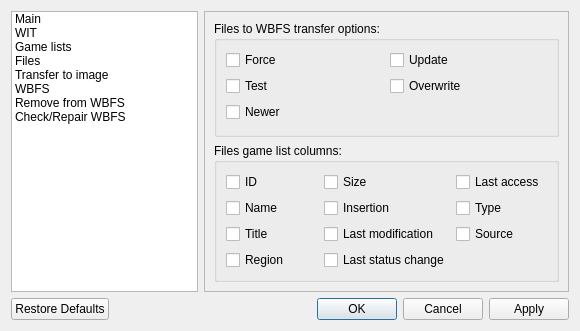
Before: the Qt Designer form resources/ui/settings.ui in evertonstz/wiibafu, drawn with Qt 5.
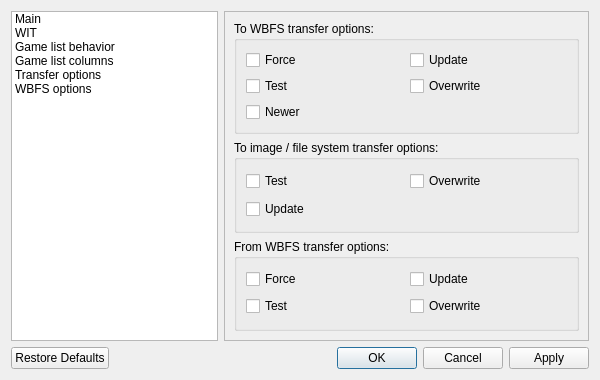
After: the same form once the commit is applied. The open tabs and pages were chosen to show the change. Icons and pictures are not drawn.

Commit message: All transfer routines re-written, settings adapted

```diff
--- a/resources/ui/settings.ui
+++ b/resources/ui/settings.ui
@@ -6,8 +6,8 @@
    <rect>
     <x>0</x>
     <y>0</y>
-    <width>580</width>
-    <height>331</height>
+    <width>600</width>
+    <height>380</height>
    </rect>
   </property>
   <property name="windowTitle">
@@ -41,32 +41,22 @@
      </item>
      <item>
       <property name="text">
-       <string>Game lists</string>
+       <string>Game list behavior</string>
       </property>
      </item>
      <item>
       <property name="text">
-       <string>Files</string>
+       <string>Game list columns</string>
       </property>
      </item>
      <item>
       <property name="text">
-       <string>Transfer to image</string>
+       <string>Transfer options</string>
       </property>
      </item>
      <item>
       <property name="text">
-       <string>WBFS</string>
-      </property>
-     </item>
-     <item>
-      <property name="text">
-       <string>Remove from WBFS</string>
-      </property>
-     </item>
-     <item>
-      <property name="text">
-       <string>Check/Repair WBFS</string>
+       <string>WBFS options</string>
       </property>
      </item>
     </widget>
@@ -618,53 +608,9 @@
        </item>
       </layout>
      </widget>
-     <widget class="QWidget" name="Files">
-      <layout class="QGridLayout" name="gridLayout_5">
-       <item row="0" column="0">
-        <widget class="QGroupBox" name="filesToWBFS_groupBox_Options">
-         <property name="title">
-          <string>Files to WBFS transfer options:</string>
-         </property>
-         <layout class="QGridLayout" name="gridLayout_3">
-          <item row="0" column="0">
-           <widget class="QCheckBox" name="filesToWBFS_checkBox_Force">
-            <property name="text">
-             <string>Force</string>
-            </property>
-           </widget>
-          </item>
-          <item row="2" column="0">
-           <widget class="QCheckBox" name="filesToWBFS_checkBox_Newer">
-            <property name="text">
-             <string>Newer</string>
-            </property>
-           </widget>
-          </item>
-          <item row="1" column="0">
-           <widget class="QCheckBox" name="filesToWBFS_checkBox_Test">
-            <property name="text">
-             <string>Test</string>
-            </property>
-           </widget>
-          </item>
-          <item row="0" column="1">
-           <widget class="QCheckBox" name="filesToWBFS_checkBox_Update">
-            <property name="text">
-             <string>Update</string>
-            </property>
-           </widget>
-          </item>
-          <item row="1" column="1">
-           <widget class="QCheckBox" name="filesToWBFS_checkBox_Overwrite">
-            <property name="text">
-             <string>Overwrite</string>
-            </property>
-           </widget>
-          </item>
-         </layout>
-        </widget>
-       </item>
-       <item row="1" column="0">
+     <widget class="QWidget" name="page">
+      <layout class="QVBoxLayout" name="verticalLayout_6">
+       <item>
         <widget class="QGroupBox" name="filesToWBFS_groupBox_GameListColumns">
          <property name="title">
           <string>Files game list columns:</string>
@@ -750,85 +696,7 @@
          </layout>
         </widget>
        </item>
-      </layout>
-     </widget>
-     <widget class="QWidget" name="DVD">
-      <layout class="QGridLayout" name="gridLayout_7">
-       <item row="0" column="0">
-        <widget class="QGroupBox" name="transferToImage_groupBox_Options">
-         <property name="title">
-          <string>Transfer (image/DVD) to image options:</string>
-         </property>
-         <layout class="QGridLayout" name="gridLayout_6">
-          <item row="0" column="0">
-           <widget class="QCheckBox" name="gamesToImage_checkBox_Test">
-            <property name="text">
-             <string>Test (use this option is unsure!)</string>
-            </property>
-           </widget>
-          </item>
-          <item row="1" column="0">
-           <widget class="QCheckBox" name="gamesToImage_checkBox_Update">
-            <property name="text">
-             <string>Update</string>
-            </property>
-           </widget>
-          </item>
-          <item row="2" column="0">
-           <widget class="QCheckBox" name="gamesToImage_checkBox_Overwrite">
-            <property name="text">
-             <string>Overwrite</string>
-            </property>
-           </widget>
-          </item>
-         </layout>
-        </widget>
-       </item>
-      </layout>
-     </widget>
-     <widget class="QWidget" name="WBFS">
-      <layout class="QGridLayout" name="gridLayout_9">
-       <item row="0" column="0">
-        <widget class="QGroupBox" name="wbfsToFiles_groupBox_Options">
-         <property name="locale">
-          <locale language="English" country="UnitedStates"/>
-         </property>
-         <property name="title">
-          <string>WBFS to Files transfer options:</string>
-         </property>
-         <layout class="QGridLayout" name="gridLayout_4">
-          <item row="0" column="0">
-           <widget class="QCheckBox" name="WBFSToFiles_checkBox_Force">
-            <property name="text">
-             <string>Force</string>
-            </property>
-           </widget>
-          </item>
-          <item row="1" column="0">
-           <widget class="QCheckBox" name="WBFSToFiles_checkBox_Test">
-            <property name="text">
-             <string>Test</string>
-            </property>
-           </widget>
-          </item>
-          <item row="0" column="1">
-           <widget class="QCheckBox" name="WBFSToFiles_checkBox_Update">
-            <property name="text">
-             <string>Update</string>
-            </property>
-           </widget>
-          </item>
-          <item row="1" column="1">
-           <widget class="QCheckBox" name="WBFSToFiles_checkBox_Overwrite">
-            <property name="text">
-             <string>Overwrite</string>
-            </property>
-           </widget>
-          </item>
-         </layout>
-        </widget>
-       </item>
-       <item row="1" column="0">
+       <item>
         <widget class="QGroupBox" name="wbfsToFiles_groupBox_GameListColumns">
          <property name="title">
           <string>WBFS game list columns:</string>
@@ -930,31 +798,122 @@
        </item>
       </layout>
      </widget>
-     <widget class="QWidget" name="RemoveFrmWBFS">
-      <layout class="QGridLayout" name="gridLayout_11">
-       <item row="0" column="0">
-        <widget class="QGroupBox" name="removeFromWBFS_groupBox_Options">
+     <widget class="QWidget" name="Files">
+      <layout class="QVBoxLayout" name="verticalLayout_7">
+       <item>
+        <widget class="QGroupBox" name="filesToWBFS_groupBox_Options">
+         <property name="title">
+          <string>To WBFS transfer options:</string>
+         </property>
+         <layout class="QGridLayout" name="gridLayout_3">
+          <item row="0" column="0">
+           <widget class="QCheckBox" name="transferToWBFS_checkBox_Force">
+            <property name="text">
+             <string>Force</string>
+            </property>
+           </widget>
+          </item>
+          <item row="2" column="0">
+           <widget class="QCheckBox" name="transferToWBFS_checkBox_Newer">
+            <property name="text">
+             <string>Newer</string>
+            </property>
+           </widget>
+          </item>
+          <item row="1" column="0">
+           <widget class="QCheckBox" name="transferToWBFS_checkBox_Test">
+            <property name="text">
+             <string>Test</string>
+            </property>
+           </widget>
+          </item>
+          <item row="0" column="1">
+           <widget class="QCheckBox" name="transferToWBFS_checkBox_Update">
+            <property name="text">
+             <string>Update</string>
+            </property>
+           </widget>
+          </item>
+          <item row="1" column="1">
+           <widget class="QCheckBox" name="transferToWBFS_checkBox_Overwrite">
+            <property name="text">
+             <string>Overwrite</string>
+            </property>
+           </widget>
+          </item>
+         </layout>
+        </widget>
+       </item>
+       <item>
+        <widget class="QGroupBox" name="transferToImage_groupBox_Options">
+         <property name="title">
+          <string>To image / file system transfer options:</string>
+         </property>
+         <layout class="QGridLayout" name="gridLayout_6">
+          <item row="0" column="0">
+           <widget class="QCheckBox" name="transferToImageFST_checkBox_Test">
+            <property name="toolTip">
+             <string>Use this option is unsure!</string>
+            </property>
+            <property name="text">
+             <string>Test</string>
+            </property>
+           </widget>
+          </item>
+          <item row="2" column="0">
+           <widget class="QCheckBox" name="transferToImageFST_checkBox_Update">
+            <property name="text">
+             <string>Update</string>
+            </property>
+           </widget>
+          </item>
+          <item row="0" column="1">
+           <widget class="QCheckBox" name="transferToImageFST_checkBox_Overwrite">
+            <property name="text">
+             <string>Overwrite</string>
+            </property>
+           </widget>
+          </item>
+         </layout>
+        </widget>
+       </item>
+       <item>
+        <widget class="QGroupBox" name="wbfsToFiles_groupBox_Options">
          <property name="locale">
           <locale language="English" country="UnitedStates"/>
          </property>
          <property name="title">
-          <string>Remove from WBFS options:</string>
+          <string>From WBFS transfer options:</string>
          </property>
          <layout class="QGridLayout" name="gridLayout_10">
           <item row="0" column="0">
-           <widget class="QCheckBox" name="removeFromWBFS_checkBox_Force">
+           <widget class="QCheckBox" name="transferFromWBFS_checkBox_Force">
             <property name="text">
              <string>Force</string>
             </property>
            </widget>
           </item>
-          <item row="0" column="1">
-           <widget class="QCheckBox" name="removeFromWBFS_checkBox_Test">
+          <item row="1" column="0">
+           <widget class="QCheckBox" name="transferFromWBFS_checkBox_Test">
             <property name="text">
              <string>Test</string>
             </property>
            </widget>
           </item>
+          <item row="0" column="1">
+           <widget class="QCheckBox" name="transferFromWBFS_checkBox_Update">
+            <property name="text">
+             <string>Update</string>
+            </property>
+           </widget>
+          </item>
+          <item row="1" column="1">
+           <widget class="QCheckBox" name="transferFromWBFS_checkBox_Overwrite">
+            <property name="text">
+             <string>Overwrite</string>
+            </property>
+           </widget>
+          </item>
          </layout>
         </widget>
        </item>
```
Left out of the diff: 81 changed lines with no effect on the pictures. The commit also changes 7 other files.
